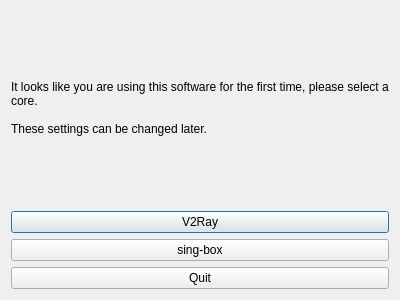
First picture: the form in ui/dialog_first_setup.ui, repository MatsuriDayo/nekoray, before the edit.
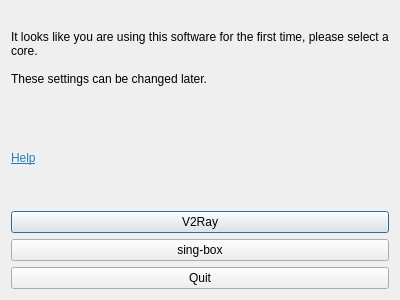
Second picture: the form after the edit.

Diff of the .ui file:
```diff
--- a/ui/dialog_first_setup.ui
+++ b/ui/dialog_first_setup.ui
@@ -26,6 +26,16 @@
      </property>
     </widget>
    </item>
+   <item>
+    <widget class="QLabel" name="label_2">
+     <property name="text">
+      <string notr="true">&lt;html&gt;&lt;head/&gt;&lt;body&gt;&lt;p&gt;&lt;a href=&quot;https://matsuridayo.github.io/n-configuration/#nekobox&quot;&gt;&lt;span style=&quot; text-decoration: underline; color:#2980b9;&quot;&gt;Help&lt;/span&gt;&lt;/a&gt;&lt;/p&gt;&lt;/body&gt;&lt;/html&gt;</string>
+     </property>
+     <property name="openExternalLinks">
+      <bool>true</bool>
+     </property>
+    </widget>
+   </item>
    <item>
     <widget class="QPushButton" name="v2ray">
      <property name="text">
```
